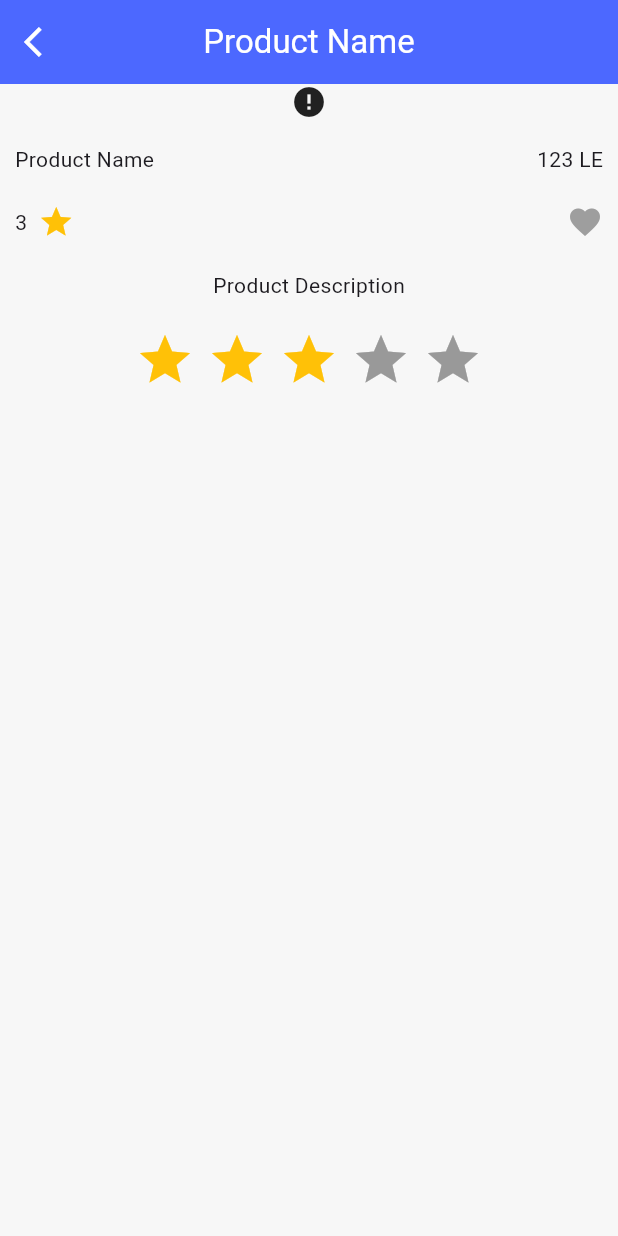
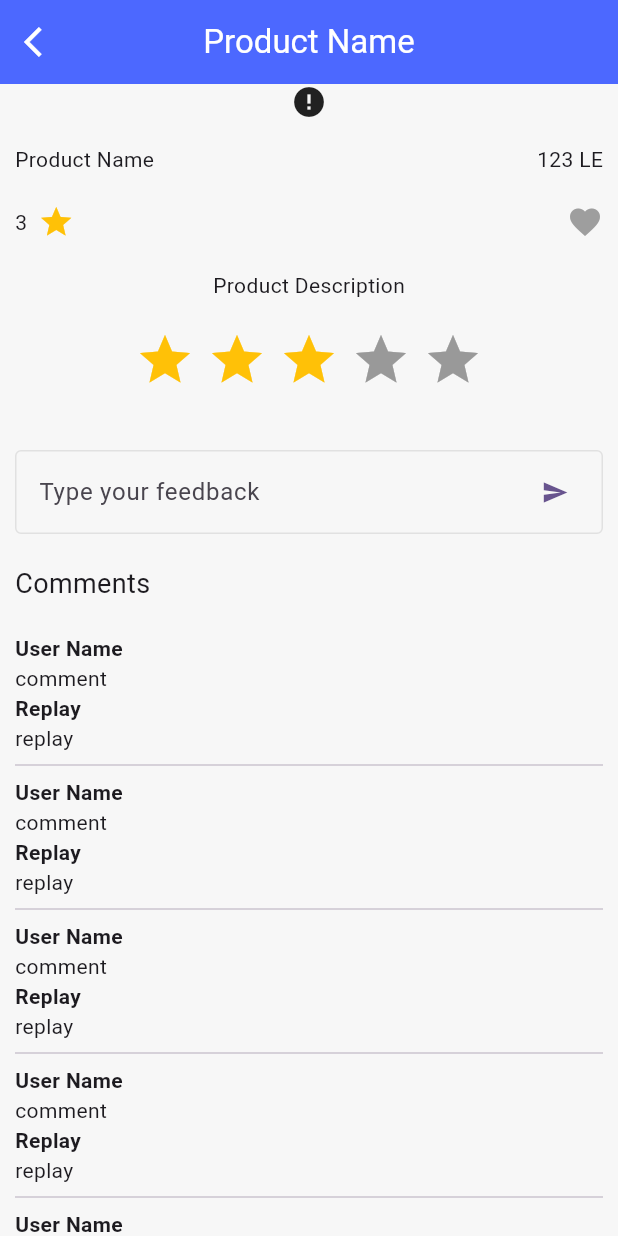
Before and after one commit to blalfayed/ecommerce_supabase, a Flutter app: the ProductDetailsView screen opened directly, on a phone screen of 412 x 824 dp. Run offline on Flutter 3.47's test engine with Material 3 defaults, Android fonts, the phone set to English and light mode, and no system bars; drawn by our look-alikes of cached_network_image, flutter_rating_bar; our stand-ins replace flutter_bloc, google_nav_bar; network calls fail.

Commit message:
finish product details view ui and app ui finished

```diff
--- a/lib/views/product_details/ui/product_details_view.dart
+++ b/lib/views/product_details/ui/product_details_view.dart
@@ -1,7 +1,10 @@
 import 'package:ecommerce_supabase/core/components/cache_image.dart';
 import 'package:ecommerce_supabase/core/functions/build_appbar.dart';
+import 'package:ecommerce_supabase/views/auth/ui/widgets/custom_text_field.dart';
 import 'package:flutter/material.dart';
 import 'package:flutter_rating_bar/flutter_rating_bar.dart';
+
+import 'widgets/comments_list.dart';
 
 class ProductDetailsView extends StatelessWidget {
   const ProductDetailsView({super.key});
@@ -66,7 +69,31 @@ class ProductDetailsView extends StatelessWidget {
                   onRatingUpdate: (rating) {
                     print(rating);
                   },
-                )
+                ),
+                const SizedBox(
+                  height: 40,
+                ),
+                CustomTextFormField(
+                  labeltext: 'Type your feedback',
+                  keyBoardType: TextInputType.text,
+                  suffIcon: TextButton(
+                      onPressed: () {}, child: const Icon(Icons.send)),
+                ),
+                const SizedBox(
+                  height: 20,
+                ),
+                const Row(
+                  children: [
+                    Text(
+                      'Comments',
+                      style: TextStyle(fontSize: 18),
+                    )
+                  ],
+                ),
+                const SizedBox(
+                  height: 20,
+                ),
+                const CommentslList()
               ],
             ),
           )
--- /dev/null
+++ b/lib/views/product_details/ui/widgets/comments_list.dart
@@ -0,0 +1,53 @@
+import 'package:flutter/material.dart';
+
+class CommentslList extends StatelessWidget {
+  const CommentslList({
+    super.key,
+  });
+
+  @override
+  Widget build(BuildContext context) {
+    return ListView.separated(
+        physics: const NeverScrollableScrollPhysics(),
+        shrinkWrap: true,
+        itemBuilder: (context, index) => const UserComment(),
+        separatorBuilder: (context, index) => const Divider(),
+        itemCount: 10);
+  }
+}
+
+class UserComment extends StatelessWidget {
+  const UserComment({
+    super.key,
+  });
+
+  @override
+  Widget build(BuildContext context) {
+    return const Column(
+      children: [
+        Row(
+          children: [
+            Text(
+              'User Name',
+              style: TextStyle(fontWeight: FontWeight.bold),
+            )
+          ],
+        ),
+        Row(
+          children: [Text('comment')],
+        ),
+        Row(
+          children: [
+            Text(
+              'Replay',
+              style: TextStyle(fontWeight: FontWeight.bold),
+            )
+          ],
+        ),
+        Row(
+          children: [Text('replay')],
+        )
+      ],
+    );
+  }
+}
```
